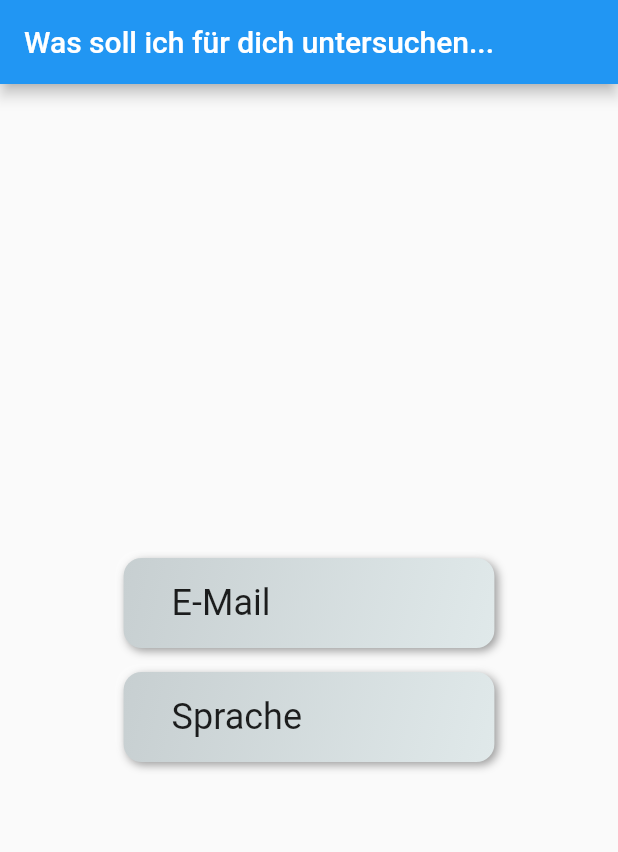
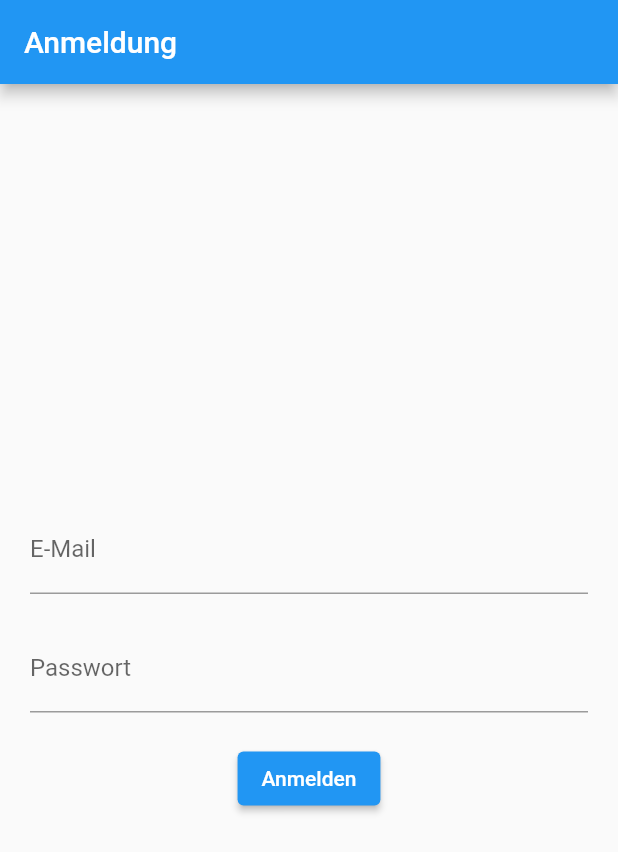
Before and after one commit to dimto13/test_intro_bodygard, a Flutter app: the screen it shows after launch, on a phone screen of 412 x 824 dp. Shown: the top 852 px of the screen. Run offline on Flutter 3.47's test engine with Material 2 defaults, Android fonts, the phone set to English and light mode, and no system bars; drawn by our look-alikes of flutter_neumorphic; our stand-ins replace file_picker, logger, permission_handler.

Commit message:
Login und Auth eingefügt. Wobei die Frage noch offen ist, ob auth gebraucht wird. Ansonsten sind noch viele Sachen nicht implementiert. Und wir bleiben auf der login Seite stecken

```diff
--- /dev/null
+++ b/lib/auth.dart
@@ -0,0 +1,19 @@
+import 'package:flutter/foundation.dart';
+
+class Auth extends ChangeNotifier {
+  bool _isLoggedIn = false;
+
+  bool get isLoggedIn => _isLoggedIn;
+
+  void login() {
+    // Implementieren Sie den Anmeldevorgang
+    _isLoggedIn = true;
+    notifyListeners();
+  }
+
+  void logout() {
+    // Implementieren Sie den Abmeldevorgang
+    _isLoggedIn = false;
+    notifyListeners();
+  }
+}
--- /dev/null
+++ b/lib/login_register.dart
@@ -0,0 +1,60 @@
+import 'package:flutter/material.dart';
+import 'package:logger/logger.dart';
+
+final Logger _logger = Logger();
+
+class LoginPage extends StatefulWidget {
+  @override
+  _LoginPageState createState() => _LoginPageState();
+}
+
+class _LoginPageState extends State<LoginPage> {
+  String email = '';
+  String password = '';
+
+  @override
+  Widget build(BuildContext context) {
+    return Scaffold(
+      appBar: AppBar(
+        title: const Text('Anmeldung'),
+      ),
+      body: Padding(
+        padding: const EdgeInsets.all(20.0),
+        child: Column(
+          mainAxisAlignment: MainAxisAlignment.center,
+          children: [
+            TextField(
+              onChanged: (value) {
+                setState(() {
+                  email = value;
+                });
+              },
+              decoration: const InputDecoration(
+                labelText: 'E-Mail',
+              ),
+            ),
+            const SizedBox(height: 20.0),
+            TextField(
+              onChanged: (value) {
+                setState(() {
+                  password = value;
+                });
+              },
+              decoration: const InputDecoration(
+                labelText: 'Passwort',
+              ),
+              obscureText: true,
+            ),
+            const SizedBox(height: 20.0),
+            ElevatedButton(
+              onPressed: () {
+                _logger.i('### Login done...');
+              },
+              child: const Text('Anmelden'),
+            ),
+          ],
+        ),
+      ),
+    );
+  }
+}
--- a/lib/main.dart
+++ b/lib/main.dart
@@ -1,28 +1,37 @@
-import 'package:flutter/material.dart';
+import 'package:hello_world/login_register.dart';
+import 'package:hello_world/auth.dart';
+import 'package:provider/provider.dart';
 import 'package:logger/logger.dart';
 import 'package:http/http.dart' as http;
 import 'dart:io';
 import 'package:path_provider/path_provider.dart';
 import 'package:permission_handler/permission_handler.dart';
 import 'package:file_picker/file_picker.dart';
-import 'package:audioplayers/audioplayers.dart';
 import 'package:flutter_neumorphic/flutter_neumorphic.dart';
 
 final Logger _logger = Logger();
 
-void main() => runApp(const MyApp());
+// das ist der main Aufruf der app
+void main() {
+  runApp(MyApp());
+}
 
 class MyApp extends StatelessWidget {
-  const MyApp({super.key});
-  // This widget is the root of your application.
   @override
   Widget build(BuildContext context) {
-    return MaterialApp(
-      title: "Digital bodyguard",
-      theme: ThemeData(
-        primarySwatch: Colors.blue,
+    return ChangeNotifierProvider(
+      create: (context) => Auth(),
+      child: MaterialApp(
+        title: "Digital Bodyguard",
+        theme: ThemeData(
+          primarySwatch: Colors.blue,
+        ),
+        home: Consumer<Auth>(
+          builder: (context, auth, child) {
+            return auth.isLoggedIn ? HomePage() : LoginPage();
+          },
+        ),
       ),
-      home: HomePage(),
     );
   }
 }
@@ -61,7 +70,7 @@ class HomePage extends StatelessWidget {
                 ),
               ),
             ),
-            const SizedBox(height: 16),
+            const SizedBox(height: 30),
             FractionallySizedBox(
               widthFactor: 0.6,
               child: NeumorphicButton(
@@ -100,17 +109,21 @@ class EmailPage extends StatefulWidget {
 }
 
 class _EmailPageState extends State<EmailPage> {
-  File? selectedFile;
+  // Liste fuer die emails
+  List<File> selectedEmailsFiles = [];
+
+  void _removeSelectedFile(File file) {
+    selectedEmailsFiles.remove(file);
+    _logger.i('### Remove file: $file');
+    setState(() {}); // Aktualisiert die Anzeige der ausgewählten Dateien
+  }
 
   Future<void> _pickFile() async {
-    FilePickerResult? result = await FilePicker.platform.pickFiles(
-      type: FileType.any,
-    );
-
-    if (result != null) {
-      setState(() {
-        selectedFile = File(result.files.single.path!);
-      });
+    FilePickerResult? result = await FilePicker.platform.pickFiles();
+    if (result != null && result.files.isNotEmpty) {
+      List<File> pickedFiles = result.paths.map((path) => File(path!)).toList();
+      selectedEmailsFiles.addAll(pickedFiles);
+      setState(() {}); // Aktualisiert die Anzeige der ausgewählten Dateien
     }
   }
 
@@ -124,12 +137,13 @@ class _EmailPageState extends State<EmailPage> {
     // Send the ZIP file to the backend API
     String apiUrl = '<api_url>/send_email_to_back_end';
     // Use http package to make the API call, sending the zipFilePath
+    _logger.i('### Sending data...');
 
     // Handle the API response here
 
     // Clear the selected file
     setState(() {
-      selectedFile = null;
+      selectedEmailsFiles = [];
     });
   }
 
@@ -147,9 +161,27 @@ class _EmailPageState extends State<EmailPage> {
               onPressed: _pickFile,
               child: const Text('E-Mail auswählen'),
             ),
-            if (selectedFile != null) Text(selectedFile!.path),
+            if (selectedEmailsFiles.isNotEmpty)
+              Expanded(
+                child: ListView.builder(
+                  itemCount: selectedEmailsFiles.length,
+                  itemBuilder: (BuildContext context, int index) {
+                    final file = selectedEmailsFiles[index];
+                    return ListTile(
+                      title: Text(file.path),
+                      trailing: GestureDetector(
+                        onTap: () {
+                          _removeSelectedFile(file);
+                        },
+                        child: const Icon(Icons.delete),
+                      ),
+                    );
+                  },
+                ),
+              ),
             ElevatedButton(
-              onPressed: selectedFile != null ? _compressAndSendEmail : null,
+              onPressed:
+                  selectedEmailsFiles.isNotEmpty ? _compressAndSendEmail : null,
               child: const Text('Senden'),
             ),
             ElevatedButton(
--- a/pubspec.yaml
+++ b/pubspec.yaml
@@ -27,6 +27,7 @@ dependencies:
   audioplayers: any
   logger: ^1.3.0
   flutter_neumorphic: any
+  provider: any
 
 
 dev_dependencies:
```
